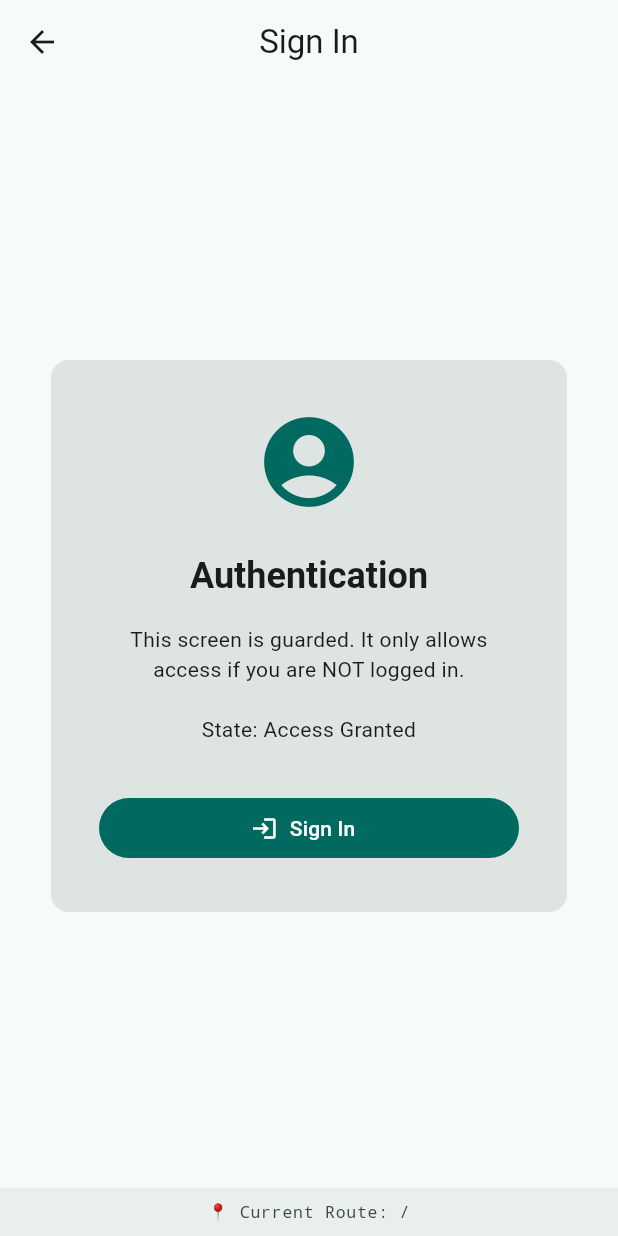
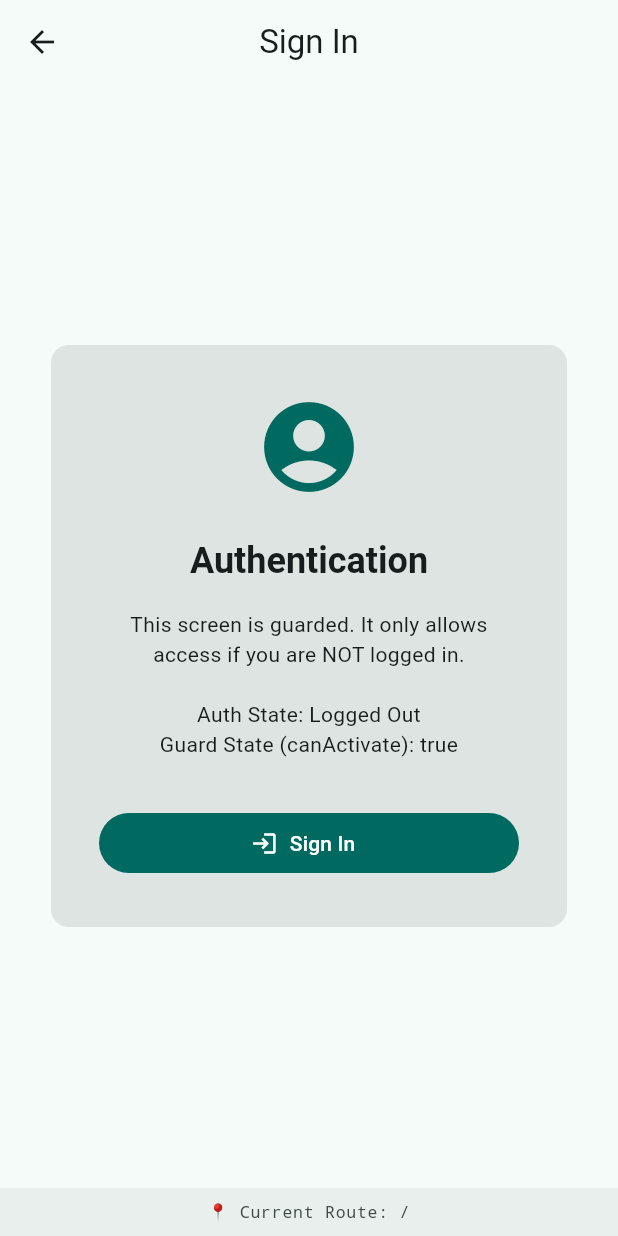
Before and after one commit to theocarranza/route_guard, a Flutter app: the LoginScreen screen opened directly, on a phone screen of 412 x 824 dp. Run offline on Flutter 3.47's test engine with Material 3 defaults, Android fonts, the phone set to English and light mode, and no system bars; our stand-ins replace flutter_riverpod.

Commit message:
fix(riverpod_example): remove hardcoded state message in LoginScreen
- Displays dynamic Auth State and Guard State values derived from the provider.

```diff
--- a/riverpod_example/lib/features/login/login_screen.dart
+++ b/riverpod_example/lib/features/login/login_screen.dart
@@ -81,7 +81,8 @@ class LoginScreen extends ConsumerWidget {
                       const SizedBox(height: 16),
                       Text(
                         'This screen is guarded. It only allows access if you are NOT logged in.\n\n'
-                        'State: ${guardState is BaseAsyncData ? "Access Granted" : "Redirecting..."}',
+                        'Auth State: ${authState.isLoading ? "Loading..." : (authState.value == true ? "Logged In" : "Logged Out")}\n'
+                        'Guard State (canActivate): ${guardState is BaseAsyncData ? (guardState as BaseAsyncData<bool>).value : "Loading..."}',
                         style: Theme.of(context).textTheme.bodyMedium,
                         textAlign: TextAlign.center,
                       ),
```
